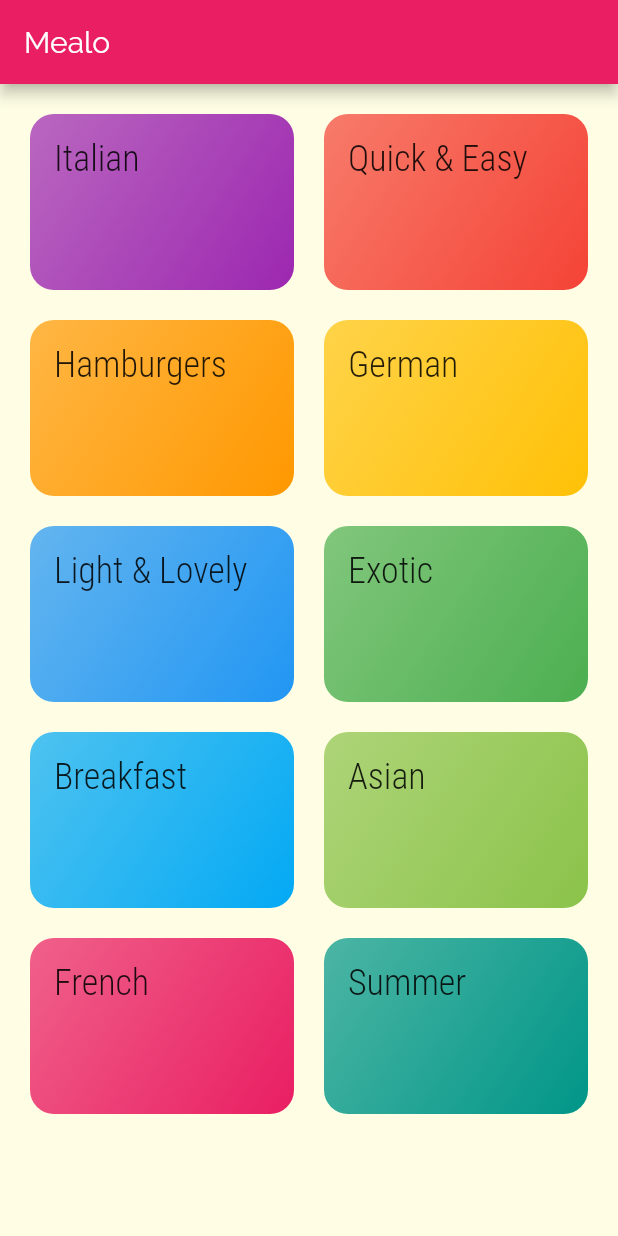
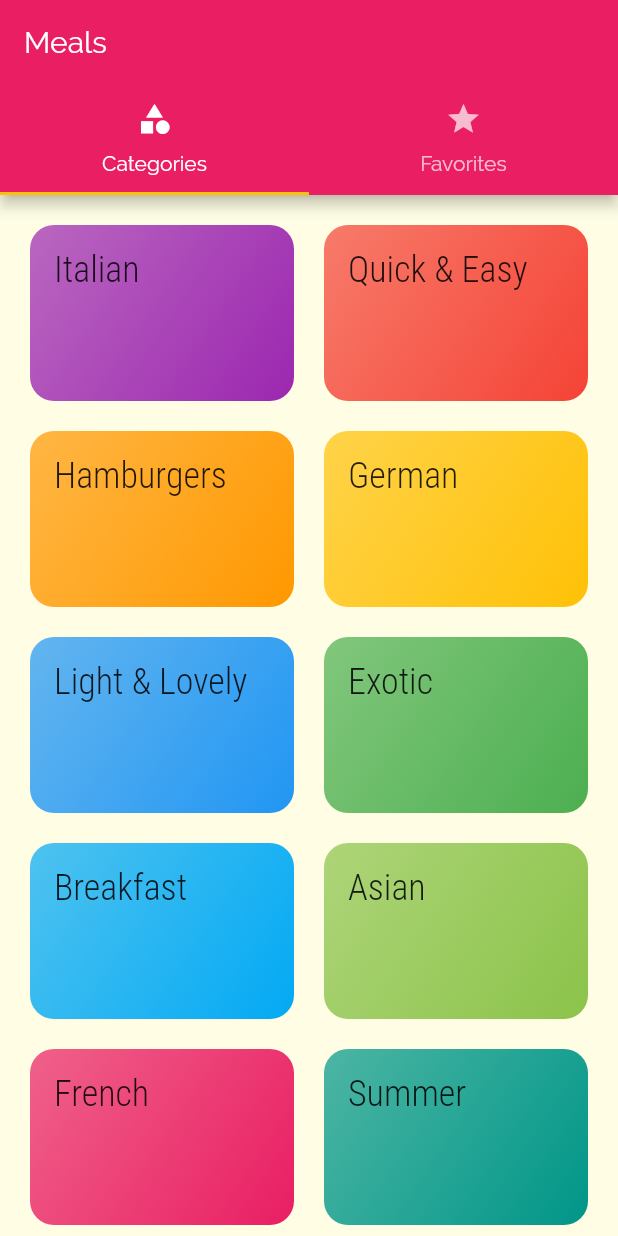
Before and after one commit to SafwanSa/mealo-app, a Flutter app: the screen it shows after launch, on a phone screen of 412 x 824 dp. Run offline on Flutter 3.47's test engine with Material 2 defaults, Android fonts, the phone set to English and light mode, and no system bars.

Commit message:
Use the TabsScreen widget to be loaded  as a home screen

```diff
--- a/lib/main.dart
+++ b/lib/main.dart
@@ -1,4 +1,5 @@
 import 'package:flutter/material.dart';
+import './screens/tab_screen.dart';
 import './screens/meal_details_screen.dart';
 import './screens/category_meals_screen.dart';
 import './screens/categories_screen.dart';
@@ -31,7 +32,7 @@ class MyApp extends StatelessWidget {
               ),
             ),
       ),
-      home: CategoriesScreen(),
+      home: TabsScreen(),
       routes: {
         CategoryMealsScreen.routeName: (_) => CategoryMealsScreen(),
         MealDetailsScreen.routeName: (_) => MealDetailsScreen(),
--- a/lib/screens/categories_screen.dart
+++ b/lib/screens/categories_screen.dart
@@ -5,11 +5,7 @@ import '../widgets/category_item.dart';
 class CategoriesScreen extends StatelessWidget {
   @override
   Widget build(BuildContext context) {
-    return Scaffold(
-      appBar: AppBar(
-        title: const Text('Mealo'),
-      ),
-      body: GridView(
+    return GridView(
       padding: EdgeInsets.all(20),
       children: DUMMY_CATEGORIES
           .map((catData) => CategoryItem(
@@ -23,7 +19,6 @@ class CategoriesScreen extends StatelessWidget {
           childAspectRatio: 3 / 2,
           crossAxisSpacing: 20,
           mainAxisSpacing: 20),
-      ),
     );
   }
 }
```
Lines whose indentation alone changed are shown as unchanged.
